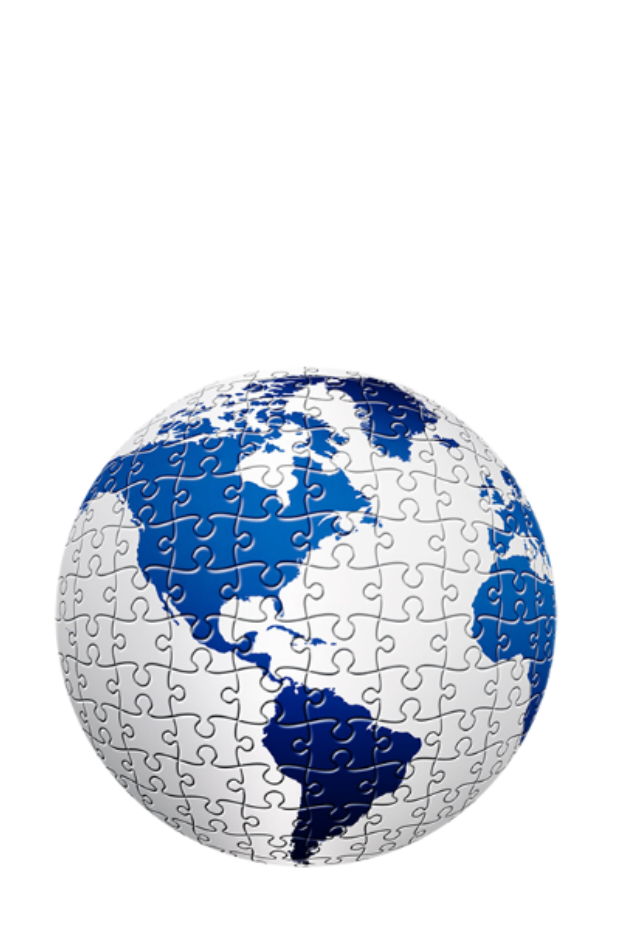
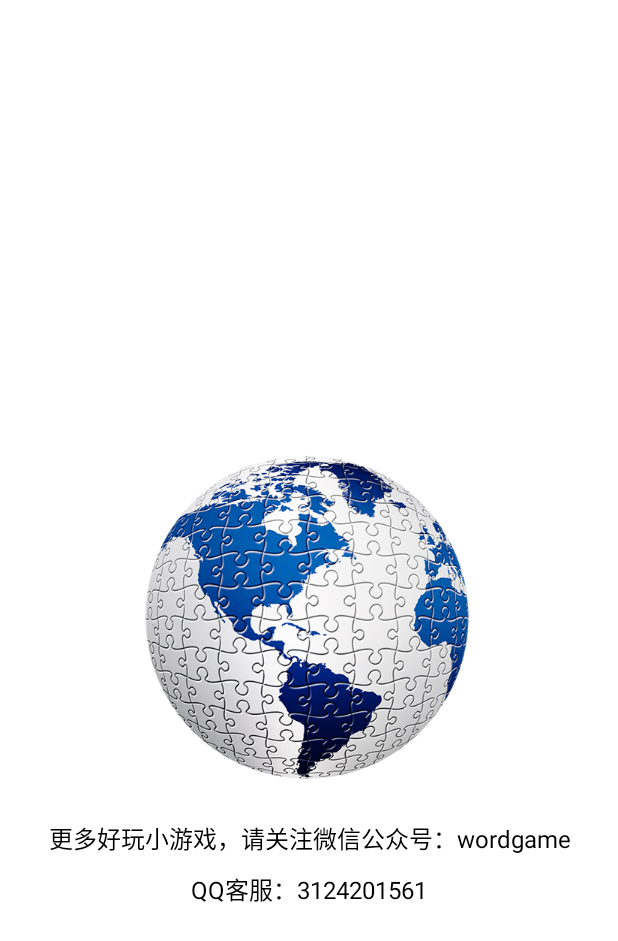
Before and after one commit to o0starshine0o/ReciteWithGame, an Android app: the screen it shows after launch (LaunchActivity), on a phone screen of 412 x 824 dp. Shown: the top 941 px of the screen. Run offline under Robolectric (Android 15) with nearby library versions, the phone set to English and light mode, and no system bars.

```diff
--- a/app/src/main/res/layout/activity_launch.xml
+++ b/app/src/main/res/layout/activity_launch.xml
@@ -9,35 +9,34 @@
     <ImageView
         android:id="@+id/iv_launch"
         android:layout_width="match_parent"
-        android:layout_height="match_parent"
+        android:layout_height="wrap_content"
         android:src="@drawable/launch"
         android:scaleType="fitCenter"
         android:layout_marginLeft="20dp"
-        android:layout_marginRight="20dp"/>
+        android:layout_marginRight="20dp"
+        android:layout_centerInParent="true"/>
+
+    <TextView
+        android:layout_below="@id/iv_launch"
+        android:layout_width="wrap_content"
+        android:layout_height="wrap_content"
+        android:id="@+id/txvWeixin"
+        android:layout_centerHorizontal="true"
+        android:textSize="@dimen/ts_normal"
+        android:layout_marginTop="20dp"
+        android:text="@string/launch_slogan_weixin"
+        android:gravity="center"
+        style="@style/GeneralTextTheme"/>
 
     <TextView
         android:layout_width="wrap_content"
         android:layout_height="wrap_content"
-        android:id="@+id/tv_init_lexicon"
-        android:layout_above="@+id/tv_lexicon_progress"
+        android:id="@+id/txvQq"
         android:layout_centerHorizontal="true"
         android:textSize="@dimen/ts_normal"
-        android:layout_margin="20dp" />
-
-    <TextView
-        android:layout_width="wrap_content"
-        android:layout_height="wrap_content"
-        android:id="@+id/tv_lexicon_progress"
-        android:layout_above="@+id/tv_word_progress"
-        android:layout_centerHorizontal="true"
-        android:textSize="@dimen/ts_big" />
-
-    <TextView
-        android:layout_width="wrap_content"
-        android:layout_height="wrap_content"
-        android:id="@+id/tv_word_progress"
-        android:layout_alignParentBottom="true"
-        android:layout_centerHorizontal="true"
-        android:textSize="@dimen/ts_bigger"
-        android:layout_marginBottom="20dp"/>
+        android:layout_marginTop="10dp"
+        android:layout_below="@id/txvWeixin"
+        android:text="@string/launch_slogan_qq"
+        android:gravity="center"
+        style="@style/GeneralTextTheme"/>
 </RelativeLayout>
--- a/app/src/main/res/values/strings.xml
+++ b/app/src/main/res/values/strings.xml
@@ -48,4 +48,6 @@
     <string name="txt_txv_sys_bg">系统推荐背景</string>
     <string name="txt_set_color_white">白色</string>
     <string name="txt_set_color_black">黑色</string>
+    <string name="launch_slogan_weixin">更多好玩小游戏，请关注微信公众号：wordgame</string>
+    <string name="launch_slogan_qq">QQ客服：3124201561</string>
 </resources>
```
Also changed, not shown: app/src/main/java/com/starshine/app/activity/OptionActivity.java (+6 -2 lines), app/src/main/java/com/starshine/app/activity/PuzzleActivity.java (+5 -2 lines), app/src/main/java/com/starshine/app/utils/BitmapUtils.java (+66 -1 lines), 4 other files.
